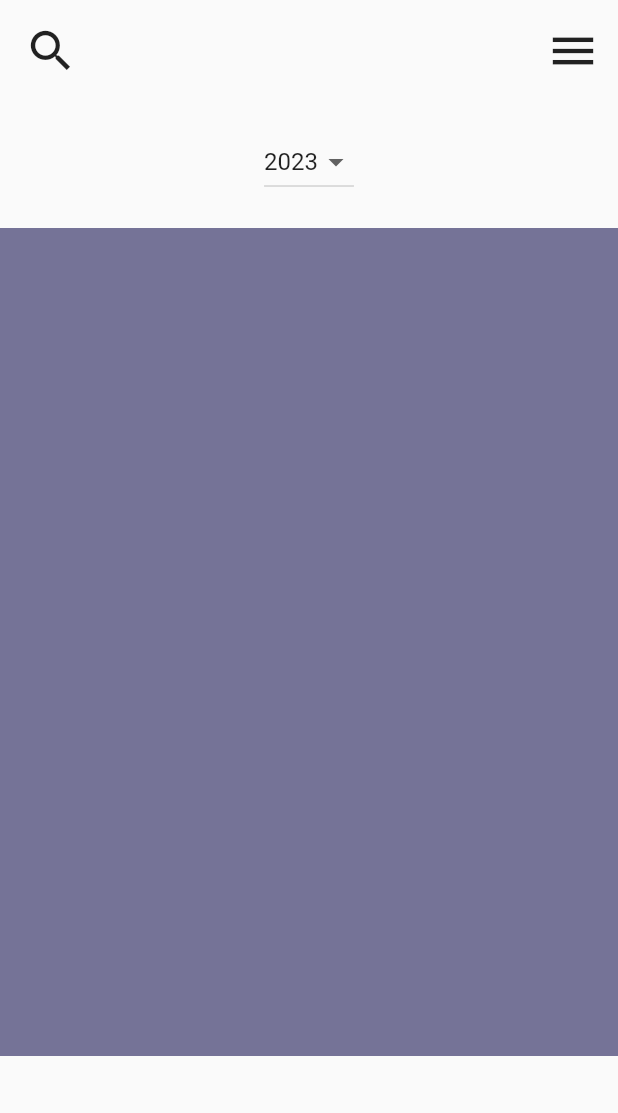
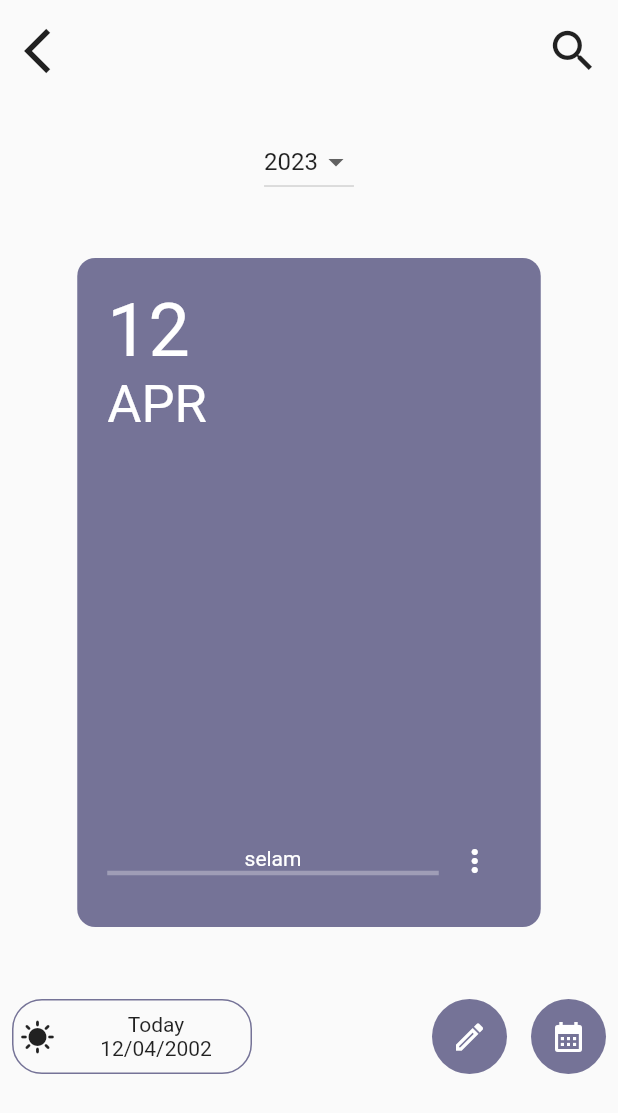
Before and after one commit to beyzaevcen/My-Life-Planner, a Flutter app: the DiaryPage screen opened directly, on a phone screen of 412 x 824 dp. Shown: the top 1113 px of the screen. Run offline on Flutter 3.47's test engine with Material 2 defaults, Android fonts, the phone set to English and light mode, and no system bars; our stand-ins replace flutter_datetime_picker, font_awesome_flutter, get, hive, hive_flutter, lottie; missing offline and left inert: flutter_quill; accounts and stored records are empty.

Commit message:
Diary page edited

```diff
--- a/lib/screens/diary_page.dart
+++ b/lib/screens/diary_page.dart
@@ -20,17 +20,19 @@ class DiaryPage extends StatelessWidget {
               mainAxisAlignment: MainAxisAlignment.spaceBetween,
               children: [
                 IconButton(
+                    onPressed: () {
+                      Get.back();
+                    },
+                    icon: const Icon(
+                      Icons.arrow_back_ios,
+                      size: 36,
+                    )),
+                IconButton(
                     onPressed: () {},
                     icon: const Icon(
                       Icons.search,
                       size: 36,
                     )),
-                IconButton(
-                    onPressed: () {},
-                    icon: const Icon(
-                      Icons.menu,
-                      size: 36,
-                    ))
               ],
             ),
           ),
@@ -53,14 +55,136 @@ class DiaryPage extends StatelessWidget {
           //Month Cards
           Expanded(
               child: Container(
-            color: CColors.mainColor,
+            padding: const EdgeInsets.symmetric(vertical: 20),
+            child: PageView(
+              controller: PageController(
+                initialPage: 0,
+                viewportFraction: 0.75,
+              ),
+              scrollDirection: Axis.horizontal,
+              children: [
+                Container(
+                  decoration: BoxDecoration(
+                    color: CColors.mainColor,
+                    borderRadius: BorderRadius.circular(12.0),
+                  ),
+                  child: Padding(
+                    padding: const EdgeInsets.all(20),
+                    child: Column(
+                      crossAxisAlignment: CrossAxisAlignment.start,
+                      children: [
+                        //month
+                        const Text(
+                          "12",
+                          textScaleFactor: 3.5,
+                          style: TextStyle(color: CColors.white),
+                        ),
+                        const Text(
+                          "APR",
+                          textScaleFactor: 2.5,
+                          style: TextStyle(color: CColors.white),
+                        ),
+                        const Spacer(),
+                        Row(
+                          children: [
+                            Expanded(
+                                child: Column(
+                              children: [
+                                const Text(
+                                  "selam",
+                                  style: TextStyle(color: CColors.white),
+                                ),
+                                Container(
+                                  width: double.infinity,
+                                  height: 3.0,
+                                  color: Colors.white30,
+                                ),
+                              ],
+                            )),
+                            IconButton(
+                                onPressed: () {},
+                                icon: const Icon(
+                                  Icons.more_vert_outlined,
+                                  color: CColors.white,
+                                ))
+                          ],
+                        ),
+                      ],
+                    ),
+                  ),
+                )
+              ],
+            ),
           )),
           const SizedBox(
             height: 20,
           ),
           //Action Buttons
           Row(
-            children: const [],
+            mainAxisAlignment: MainAxisAlignment.spaceBetween,
+            children: [
+              Padding(
+                padding: const EdgeInsets.all(8.0),
+                child: Container(
+                  width: 160,
+                  height: 50,
+                  decoration: BoxDecoration(
+                      border: Border.all(color: CColors.mainColor, width: 1),
+                      borderRadius: BorderRadius.circular(20)),
+                  child: Row(
+                    mainAxisAlignment: MainAxisAlignment.center,
+                    children: [
+                      const Padding(
+                        padding: EdgeInsets.all(4.0),
+                        child: Icon(Icons.sunny),
+                      ),
+                      Expanded(
+                          child: Column(
+                        mainAxisAlignment: MainAxisAlignment.center,
+                        children: const [
+                          Text("Today"),
+                          Text("12/04/2002"),
+                        ],
+                      )),
+                    ],
+                  ),
+                ),
+              ),
+              Row(
+                children: [
+                  Padding(
+                    padding: const EdgeInsets.all(8.0),
+                    child: Container(
+                      width: 50,
+                      height: 50,
+                      decoration:
+                          const BoxDecoration(shape: BoxShape.circle, color: CColors.mainColor),
+                      child: IconButton(
+                          onPressed: () {},
+                          icon: const Icon(
+                            Icons.edit_outlined,
+                            color: CColors.white,
+                          )),
+                    ),
+                  ),
+                  Padding(
+                    padding: const EdgeInsets.all(8.0),
+                    child: Container(
+                      width: 50,
+                      height: 50,
+                      decoration:
+                          const BoxDecoration(shape: BoxShape.circle, color: CColors.mainColor),
+                      child: IconButton(
+                          onPressed: () {},
+                          icon: const Icon(
+                            Icons.calendar_month,
+                            color: CColors.white,
+                          )),
+                    ),
+                  )
+                ],
+              ),
+            ],
           ),
           const SizedBox(
             height: 100,
--- a/lib/screens/notes_page.dart
+++ b/lib/screens/notes_page.dart
@@ -16,6 +16,17 @@ class NotesPage extends StatelessWidget {
     final controller = Get.put(HomeController());
 
     return Scaffold(
+      appBar: AppBar(
+        backgroundColor: CColors.backgroundcolor,
+        elevation: 0,
+        leading: IconButton(
+          icon: const Icon(
+            Icons.arrow_back_ios,
+            color: CColors.black,
+          ),
+          onPressed: () => Get.back(),
+        ),
+      ),
       backgroundColor: CupertinoColors.secondarySystemBackground,
       floatingActionButton: FloatingActionButton(
         elevation: 0,
@@ -24,7 +35,7 @@ class NotesPage extends StatelessWidget {
         child: const Icon(Icons.add),
       ),
       body: Padding(
-        padding: const EdgeInsets.only(top: 20, left: 16, right: 16),
+        padding: const EdgeInsets.only(left: 16, right: 16),
         child: ListView(
           children: [
             const Center(
--- a/lib/screens/todo_page.dart
+++ b/lib/screens/todo_page.dart
@@ -11,9 +11,19 @@ class ToDoPage extends StatelessWidget {
   Widget build(BuildContext context) {
     final controller = Get.put(ToDoController());
     return Scaffold(
+      appBar: AppBar(
+        backgroundColor: CColors.backgroundcolor,
+        elevation: 0,
+        leading: IconButton(
+            onPressed: () => Get.back(),
+            icon: const Icon(
+              Icons.arrow_back_ios,
+              color: CColors.black,
+            )),
+      ),
       backgroundColor: CColors.backgroundcolor,
       body: Padding(
-        padding: const EdgeInsets.only(top: 30, left: 8.0, right: 8.0),
+        padding: const EdgeInsets.only(left: 8.0, right: 8.0),
         child: ListView(
           children: [
             const Center(
```
